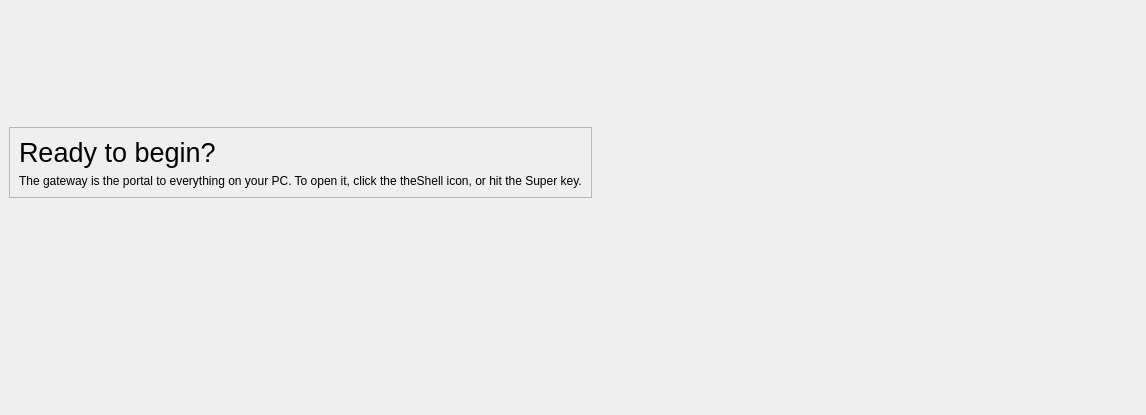
Old version of the form tutorialwindow.ui in the repository vicr123/theshell.
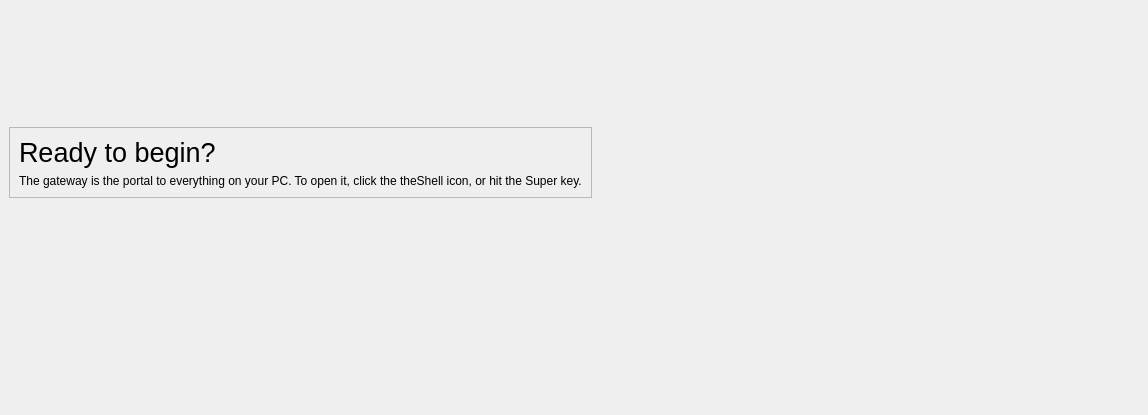
New version of the form. Icons and pictures are not drawn.

Patch:
```diff
--- a/tutorialwindow.ui
+++ b/tutorialwindow.ui
@@ -6,7 +6,7 @@
    <rect>
     <x>0</x>
     <y>0</y>
-    <width>1146</width>
+    <width>1148</width>
     <height>415</height>
    </rect>
   </property>
```
Left out of the diff: 2 changed lines with no effect on the pictures.
